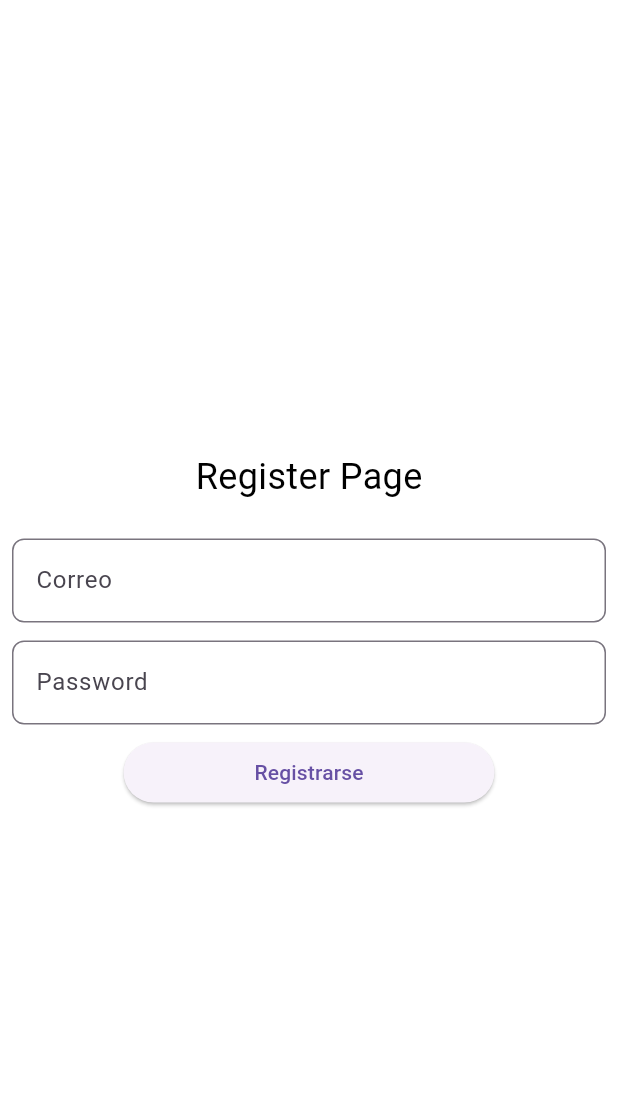
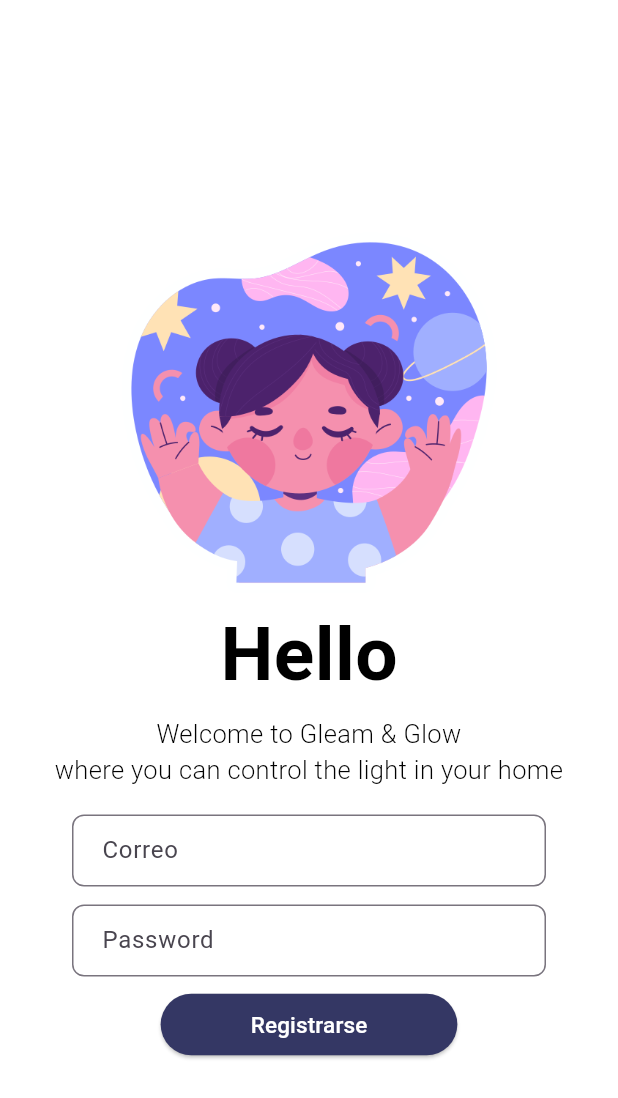
Before and after one commit to begazo-ticona-jesus/emergentesapp, a Flutter app: the screen it shows after launch, after a tap on "Login", after a tap on "Registrarse", on a phone screen of 412 x 824 dp. Shown: the top 1098 px of the screen. Run offline on Flutter 3.47's test engine with Material 3 defaults, Android fonts, the phone set to English and light mode, and no system bars; our stand-ins replace firebase_auth, firebase_core, fl_chart, flutter_signin_button, go_router, google_sign_in and 1 more; missing offline and left inert: mqtt_client; accounts and stored records are empty.

Commit message:
diseno agregado a login y register

```diff
--- a/lib/presentation/screens/userLogin/widgets/CustomForm.dart
+++ b/lib/presentation/components/CustomForm.dart
@@ -1,5 +1,4 @@
 // custom_form.dart
-
 
 // ignore_for_file: must_be_immutable, file_names, use_super_parameters
 
@@ -36,10 +35,13 @@ class CustomForm extends StatelessWidget {
   }
 
   Widget buildEmail() {
-    return TextFormField(
+    return Padding(
+      padding: EdgeInsets.symmetric(horizontal: 40.0), // Ajusta los valores según tus necesidades
+      child: TextFormField(
         controller: emailController,
         decoration: InputDecoration(
           labelText: "Correo",
+          contentPadding: EdgeInsets.symmetric(horizontal: 16.0, vertical: 12.0),
           border: OutlineInputBorder(
             borderRadius: BorderRadius.circular(8),
             borderSide: const BorderSide(color: Colors.black),
@@ -55,14 +57,19 @@ class CustomForm extends StatelessWidget {
           }
           return null;
         },
+      ),
     );
   }
 
   Widget buildPassword() {
-    return TextFormField(
+    return Padding(
+      padding: EdgeInsets.symmetric(horizontal: 40.0), // Ajusta los valores según tus necesidades
+      child: TextFormField(
       controller: passwordController,
       decoration: InputDecoration(
           labelText: "Password",
+          contentPadding:
+              EdgeInsets.symmetric(horizontal: 16.0, vertical: 12.0),
           border: OutlineInputBorder(
               borderRadius: BorderRadius.circular(8),
               borderSide: const BorderSide(color: Colors.black))),
@@ -76,6 +83,7 @@ class CustomForm extends StatelessWidget {
       onSaved: (String? value) {
         onPasswordSaved(value!);
       },
+    ),
     );
   }
 }
--- a/lib/presentation/screens/userLogin/ScreenLogin.dart
+++ b/lib/presentation/screens/userLogin/ScreenLogin.dart
@@ -11,7 +11,7 @@ import 'package:flutter_signin_button/button_list.dart';
 import 'package:flutter_signin_button/button_view.dart';
 import 'package:google_sign_in/google_sign_in.dart';
 import 'package:sign_in_with_apple/sign_in_with_apple.dart';
-import 'package:emergentesapp/presentation/screens/userLogin/widgets/CustomForm.dart';
+import 'package:emergentesapp/presentation/components/CustomForm.dart';
 
 class ScreenLogin extends StatefulWidget {
   const ScreenLogin({super.key});
@@ -34,29 +34,41 @@ class _LoginPageState extends State<ScreenLogin> {
   Widget build(BuildContext context) {
     return Scaffold(
       backgroundColor: Colors.white,
-      body: FocusScope(
-        child: Column (
+      body: SingleChildScrollView (
+        child:Center(
+          child: Column(
             mainAxisAlignment: MainAxisAlignment.center,
             mainAxisSize: MainAxisSize.max,
             children: [
-            const Padding(
-              padding: EdgeInsets.all(16.0),
-              child: Text(
-                "Login Page",
-                style: TextStyle(color: Colors.black, fontSize: 24),
+              Container(
+                padding: EdgeInsets.only(top: 70.0),
+                child: Image.asset(
+                  'assets/login1.png',
+                  height: 250,
+                  width: 250,
+                  fit: BoxFit.contain,
                 ),
               ),
 
-            Column(
-                children: [
-                  Offstage(
-                    offstage: error == '',
-                    child: Padding(
-                      padding: const EdgeInsets.all(8.0),
+              const Text(
+                'Hello',
+                style: TextStyle(
+                  fontSize: 50,
+                  fontWeight: FontWeight.bold,
+                  color: Colors.black,
+                ),
+              ),
+
+              Container(
+                padding: EdgeInsets.only(top: 5.0, bottom: 10.0),
                 child: Text(
-                        error,
-                        style: TextStyle(color: Colors.red, fontSize: 16),
+                  'Welcome to Gleam & Glow \nwhere you can control the light in your home',
+                  style: TextStyle(
+                    fontSize: 17,
+                    fontWeight: FontWeight.w300,
+                    color: Colors.black,
                   ),
+                  textAlign: TextAlign.center,
                 ),
               ),
               Padding(
@@ -77,6 +89,21 @@ class _LoginPageState extends State<ScreenLogin> {
                   },
                 ),
               ),
+              Offstage(
+                offstage: error == '',
+                child: Padding(
+                  padding: const EdgeInsets.all(8.0),
+                  child: Text(
+                    error,
+                    style: TextStyle(
+                      color: Colors.red,
+                      fontWeight: FontWeight.w300,
+                      fontSize: 12
+                    ),
+                  ),
+                ),
+              ),
+
               ElevatedButton(
                 onPressed: () async {
                   FocusScope.of(context).unfocus();
@@ -97,8 +124,7 @@ class _LoginPageState extends State<ScreenLogin> {
                           if (credenciales.user!.emailVerified) {
                             Navigator.pushAndRemoveUntil(
                                 context,
-                                    MaterialPageRoute(
-                                        builder: (context) => MyAppScaffold()),
+                                MaterialPageRoute( builder: (context) => MyAppScaffold()),
                                 (Route<dynamic> route) => false);
                           } else {
                             //todo Mostrar al usuario que debe verificar su email
@@ -110,8 +136,7 @@ class _LoginPageState extends State<ScreenLogin> {
                         }
                       } else {
                         setState(() {
-                              error =
-                                  "Datos incorrectos";
+                          error = "Datos incorrectos";
                         });
                       }
                     } else {
@@ -121,8 +146,20 @@ class _LoginPageState extends State<ScreenLogin> {
                     }
                   }
                 },
-                    child: Text('Login'),
+                style: ElevatedButton.styleFrom(
+                  padding: EdgeInsets.symmetric(horizontal:60.0, vertical: 10.0),
+                  backgroundColor: Color(0xFF343764),
                 ),
+                child: Text(
+                  'Login',
+                  style: TextStyle(
+                    fontSize: 15,
+                    color: Colors.white,
+                    fontWeight: FontWeight.w500,
+                  ),
+                  ),
+              ),
+
               Row(
                 mainAxisSize: MainAxisSize.max,
                 mainAxisAlignment: MainAxisAlignment.center,
@@ -130,10 +167,13 @@ class _LoginPageState extends State<ScreenLogin> {
                   Text("No tiene una cuenta"),
                   TextButton(
                     onPressed: () {
-                            Navigator.push(
-                                context,
-                                MaterialPageRoute(
-                                    builder: (context) => ScreenRegister()));
+                      Navigator.push( context,
+                        MaterialPageRoute(builder: (context) => ScreenRegister())
+                      ).then((_) {
+                        _emailController.clear();
+                        _passwordController.clear();
+                        setState(() { error = ""; });
+                      });
                     },
                     child: Text("Registrarse")),
                 ],
@@ -178,9 +218,8 @@ class _LoginPageState extends State<ScreenLogin> {
                   )
                 ],
               ),
-                ],
+            ]
           ),
-          ]
         ),
       ),
     );
@@ -285,5 +324,4 @@ class _LoginPageState extends State<ScreenLogin> {
     final digest = sha256.convert(bytes);
     return digest.toString();
   }
-
 }
--- a/lib/presentation/screens/userRegister/ScreenUserRegister.dart
+++ b/lib/presentation/screens/userRegister/ScreenUserRegister.dart
@@ -2,153 +2,153 @@
 import 'package:flutter/material.dart';
 
 import 'package:firebase_auth/firebase_auth.dart';
+import 'package:emergentesapp/presentation/components/CustomForm.dart';
 
-class ScreenRegister extends StatefulWidget{
+class ScreenRegister extends StatefulWidget {
   const ScreenRegister({super.key});
 
   @override
   State<ScreenRegister> createState() => _RegisterState();
 }
 
+class _RegisterState extends State<ScreenRegister> {
+  String error = '';
 
-class _RegisterState extends State<ScreenRegister> {
-  late String email, password;
-  final _formKey = GlobalKey<FormState>();
-  String error = '';
+  final GlobalKey<FormState> _formKey = GlobalKey<FormState>();
+  final TextEditingController _emailController = TextEditingController();
+  final TextEditingController _passwordController = TextEditingController();
+  String _email = '';
+  String _password = '';
 
   Widget build(BuildContext context) {
     return Scaffold(
       backgroundColor: Colors.white,
-      body: Column(
+      body: SingleChildScrollView(
+        child: Column(
             mainAxisAlignment: MainAxisAlignment.center,
             mainAxisSize: MainAxisSize.max,
             children: [
-            const Padding(
-              padding: EdgeInsets.all(16.0),
+              Container(
+                padding: EdgeInsets.only(top: 150.0),
+                child: Image.asset(
+                  'assets/login2.png',
+                  height: 250,
+                  width: 250,
+                  fit: BoxFit.contain,
+                ),
+              ),
+              const Text(
+                'Hello',
+                style: TextStyle(
+                  fontSize: 50,
+                  fontWeight: FontWeight.bold,
+                  color: Colors.black,
+                ),
+              ),
+              Container(
+                padding: EdgeInsets.only(top: 5.0, bottom: 10.0),
                 child: Text(
-                "Register Page",
-                style: TextStyle(color: Colors.black, fontSize: 24),
+                  'Welcome to Gleam & Glow \nwhere you can control the light in your home',
+                  style: TextStyle(
+                    fontSize: 17,
+                    fontWeight: FontWeight.w300,
+                    color: Colors.black,
+                  ),
+                  textAlign: TextAlign.center,
                 ),
               ),
               Offstage(
                 offstage: error == '',
                 child: Padding(
                   padding: const EdgeInsets.all(8.0),
-                child: Text(error, style: TextStyle(color: Colors.red, fontSize: 16),),
+                  child: Text(
+                    error,
+                    style: TextStyle(color: Colors.red, fontSize: 16),
+                  ),
                 ),
               ),
               Padding(
                 padding: EdgeInsets.all(8.0),
-              child: formulario(),
+                child: CustomForm(
+                  formKey: _formKey,
+                  emailController: _emailController,
+                  passwordController: _passwordController,
+                  onEmailSaved: (value) {
+                    setState(() {
+                      _email = value;
+                    });
+                  },
+                  onPasswordSaved: (value) {
+                    setState(() {
+                      _password = value;
+                    });
+                  },
                 ),
-            butonCreate(),
-          ]),
-    );
-  }
-
-  Widget formulario() {
-    return Form(
-        key: _formKey,
-        child: Column(
-          children: [
-            buildEmail(),
-            const Padding(padding: EdgeInsets.only(top: 12)),
-            buildPassword(),
-          ],
-        ));
-  }
-
-  Widget buildEmail() {
-    return TextFormField(
-      decoration: InputDecoration(
-          labelText: "Correo",
-          border: OutlineInputBorder(
-              // ignore: unnecessary_new
-              borderRadius: new BorderRadius.circular(8),
-              borderSide: new BorderSide(color: Colors.black))),
-      keyboardType: TextInputType.emailAddress,
-      onSaved: (String? value) {
-        email = value!;
-      },
-      validator: (value) {
-        if (value!.isEmpty) {
-          return "Este campo es obligatorio";
-        }
-        return null;
-      },
-    );
-  }
-
-  Widget buildPassword() {
-    return TextFormField(
-      decoration: InputDecoration(
-          labelText: "Password",
-          border: OutlineInputBorder(
-              borderRadius: new BorderRadius.circular(8),
-              borderSide: new BorderSide(color: Colors.black))),
-      obscureText: true,
-      validator: (value) {
-        if (value!.isEmpty) {
-          return "Este campo es obligatorio";
-        }
-        return null;
-      },
-      onSaved: (String? value) {
-        password = value!;
-      },
-    );
-  }
-
-  Widget butonCreate() {
-    return FractionallySizedBox(
-      widthFactor: 0.6,
-      child: ElevatedButton(
-          onPressed: () async{
-
-            if(_formKey.currentState!.validate()){
+              ),
+              ElevatedButton(
+                  onPressed: () async {
+                    if (_formKey.currentState!.validate()) {
                       _formKey.currentState!.save();
-              UserCredential? credenciales = await crear(email, password);
-              if(credenciales !=null){
-                if(credenciales.user != null){
+                      UserCredential? credenciales =
+                          await crear(_email, _password);
+                      if (credenciales != null) {
+                        if (credenciales.user != null) {
                           await credenciales.user!.sendEmailVerification();
                           Navigator.of(context).pop();
                         }
                       }
                     }
                   },
-          child: Text("Registrarse")
+                  style: ElevatedButton.styleFrom(
+                    padding:
+                        EdgeInsets.symmetric(horizontal: 60.0, vertical: 10.0),
+                    backgroundColor: Color(0xFF343764),
+                  ),
+                  child: Text(
+                    "Registrarse",
+                    style: TextStyle(
+                      fontSize: 15,
+                      color: Colors.white,
+                      fontWeight: FontWeight.w500,
+                    ),
+                  )),
+            ]),
       ),
     );
   }
 
   Future<UserCredential?> crear(String email, String passwd) async {
-    try{
-      UserCredential userCredential = await FirebaseAuth.instance.createUserWithEmailAndPassword(email: email,
-          password: password);
+    try {
+      UserCredential userCredential = await FirebaseAuth.instance
+          .createUserWithEmailAndPassword(email: _email, password: _password);
       return userCredential;
-    } on FirebaseAuthException catch(e){
-      if(e.code == 'email-already-in-use'){
+    } on FirebaseAuthException catch (e) {
+      if (isValidEmail(_email)) {
+        if (e.code == 'email-already-in-use') {
           //todo correo en uso
           setState(() {
             error = "El correo ya se encuentra en uso";
           });
         }
-      if(e.code == 'weak-password'){
-        //todo contrasenna muy debil
+        if (e.code == 'weak-password') {
+          //todo contrasena muy debil
           setState(() {
             error = "contrasenna debil";
           });
         }
-    }catch(e){
+      } else {
+        setState(() {
+            error = "Email invalido";
+          });
+      }
+    } catch (e) {
       print(e.toString());
     }
     return null;
   }
 
-
   bool isValidEmail(String email) {
     final emailRegex = RegExp(r'^[\w-]+(\.[\w-]+)*@[\w-]+(\.[\w-]+)+$');
     return emailRegex.hasMatch(email);
   }
-
 }
```
Also changed, not shown: lib/presentation/screens/userLogin/ScreenUserLogin.dart (deleted, +0 -150 lines), assets/login1.png (added), assets/login2.png (added). Lines whose indentation alone changed are shown as unchanged.
